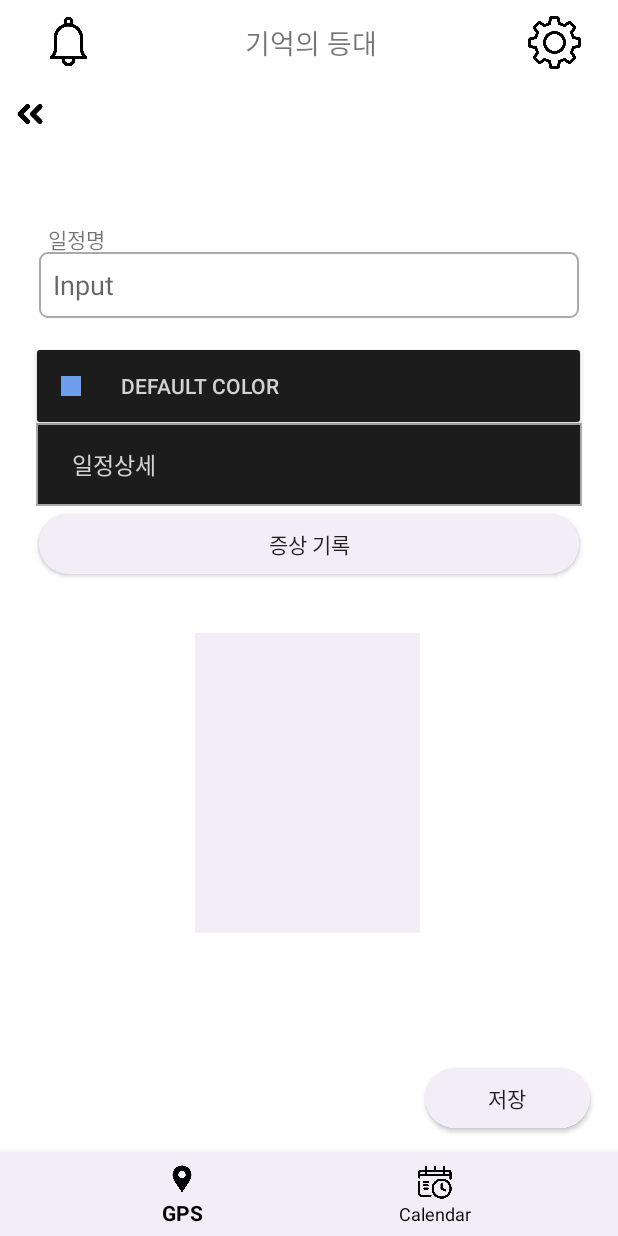
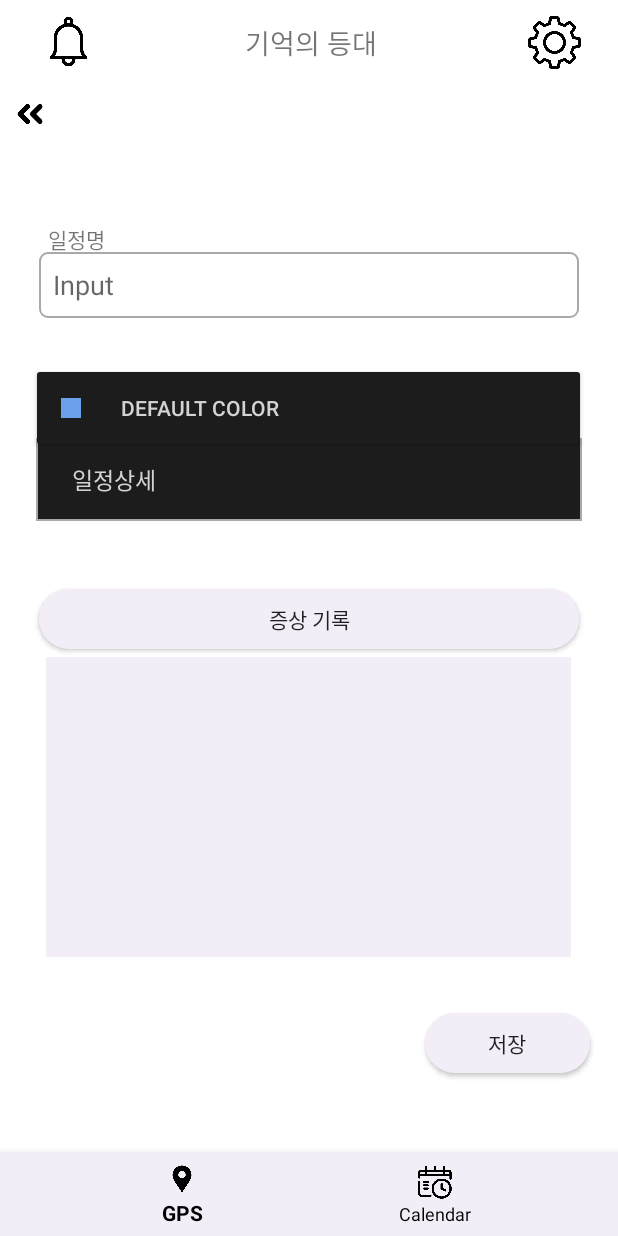
Before and after one commit to Avy012/Care-Assistant, an Android app: the ScheduleActivity screen opened directly, with no data from a screen before it, on a phone screen of 412 x 824 dp. Run offline under Robolectric (Android 15) with nearby library versions, the phone set to English and light mode, and no system bars.

```diff
--- a/Care-Assistant-develop/Care-Assistant-develop/LightHouseOfMemory/app/src/main/java/com/example/lighthouseofmemory/ScheduleActivity.java
+++ b/Care-Assistant-develop/Care-Assistant-develop/LightHouseOfMemory/app/src/main/java/com/example/lighthouseofmemory/ScheduleActivity.java
@@ -90,6 +90,12 @@ public class ScheduleActivity extends AppCompatActivity {
         findViewById(R.id.colorOption3).setOnClickListener(v -> setColorSelection(getResources().getColor(R.color.light_yellow)));
 
         Button symptomButton = findViewById(R.id.Check_symptom);
+
+        // 날짜에 맞는 저장된 증상 불러오기
+        String savedSymptoms = loadSymptomsFromPreferences(selectedDate);
+        symptomTextView.setText(savedSymptoms);
+
+
         symptomButton.setOnClickListener(v -> {
             // 다이얼로그를 생성합니다.
             AlertDialog.Builder builder = new AlertDialog.Builder(ScheduleActivity.this);
@@ -168,6 +174,19 @@ public class ScheduleActivity extends AppCompatActivity {
 
 
     }
+    private void saveSymptomsToPreferences(String selectedDate, String symptoms) {
+        // 증상을 SharedPreferences에 저장
+        getSharedPreferences("SchedulePreferences", MODE_PRIVATE)
+                .edit()
+                .putString(selectedDate + "_symptoms", symptoms)
+                .apply();
+    }
+
+    private String loadSymptomsFromPreferences(String selectedDate) {
+        // SharedPreferences에서 증상 불러오기
+        return getSharedPreferences("SchedulePreferences", MODE_PRIVATE)
+                .getString(selectedDate + "_symptoms", "");
+    }
 
     private void saveSelectedColorToPreferences(String selectedDate) {
         // 선택한 날짜와 색상을 SharedPreferences에 저장합니다.
--- a/Care-Assistant-develop/Care-Assistant-develop/LightHouseOfMemory/app/src/main/res/layout/activity_schedule.xml
+++ b/Care-Assistant-develop/Care-Assistant-develop/LightHouseOfMemory/app/src/main/res/layout/activity_schedule.xml
@@ -139,7 +139,6 @@
         android:background="#FFFFFF"
         android:text="일정명"
         android:textSize="14sp"
-
         app:layout_constraintEnd_toEndOf="parent"
         app:layout_constraintStart_toStartOf="parent"
         app:layout_constraintTop_toBottomOf="@+id/dateTextView"
@@ -149,6 +148,7 @@
         android:layout_width="360dp"
         android:layout_height="44dp"
         android:layout_marginTop="39dp"
+        android:inputType="text"
         android:background="@drawable/rounded_edittext"
         android:hint="  Input"
         app:layout_constraintEnd_toEndOf="parent"
@@ -160,7 +160,7 @@
         android:id="@+id/colorPickerButton"
         android:layout_width="370dp"
         android:layout_height="60dp"
-        android:layout_marginTop="20dp"
+        android:layout_marginTop="40dp"
         android:drawableLeft="@drawable/light_blue"
         android:paddingLeft="20dp"
         android:backgroundTint="@color/gray"
@@ -177,7 +177,8 @@
         android:id="@+id/schedule_detail"
         android:layout_width="364dp"
         android:layout_height="55dp"
-        android:layout_marginTop="70dp"
+        android:layout_marginTop="80dp"
+        android:inputType="text"
         android:background="@drawable/square_edittext"
         android:hint="      일정상세"
         android:textColorHint="@color/white_gray"
@@ -193,10 +194,11 @@
         android:id="@+id/Check_symptom"
         android:layout_width="360dp"
         android:layout_height="40dp"
-        android:layout_marginTop="5dp"
+        android:layout_marginTop="45dp"
         android:background="@drawable/rounded_button"
         android:elevation="40dp"
         android:text="증상 기록"
+        app:layout_constraintVertical_bias="0.5"
         app:layout_constraintEnd_toEndOf="parent"
         app:layout_constraintStart_toStartOf="parent"
         app:layout_constraintTop_toBottomOf="@+id/schedule_detail"
@@ -213,20 +215,22 @@
         app:layout_constraintEnd_toEndOf="parent"
 
         app:layout_constraintHorizontal_bias="0.938"
-        app:layout_constraintStart_toStartOf="parent" />
+        app:layout_constraintStart_toStartOf="parent"
+        app:layout_constraintTop_toBottomOf="@+id/symptomTextView" />
 
     <TextView
         android:id="@+id/symptomTextView"
-        android:layout_width="150dp"
+        android:layout_width="350dp"
         android:layout_height="200dp"
         android:textAlignment="center"
+        android:layout_marginTop="5dp"
         android:background="@color/light_pink"
         app:layout_constraintBottom_toTopOf="@+id/bottomNavigationView"
         app:layout_constraintEnd_toEndOf="parent"
         app:layout_constraintHorizontal_bias="0.496"
         app:layout_constraintStart_toStartOf="parent"
         app:layout_constraintTop_toBottomOf="@+id/Check_symptom"
-        app:layout_constraintVertical_bias="0.211" />
+        app:layout_constraintVertical_bias="0" />
 
 
 </androidx.constraintlayout.widget.ConstraintLayout>
```
Also changed, not shown: Care-Assistant-develop/Care-Assistant-develop/LightHouseOfMemory/app/src/main/java/com/example/lighthouseofmemory/CalendarActivity.java (+79 -18 lines), Care-Assistant-develop/Care-Assistant-develop/LightHouseOfMemory/app/src/main/java/com/example/lighthouseofmemory/CircleDecorator.java (added, +30 -0 lines), Care-Assistant-develop/Care-Assistant-develop/LightHouseOfMemory/app/src/main/java/com/example/lighthouseofmemory/EventDecorator.java (+9 -6 lines), Care-Assistant-develop/Care-Assistant-develop/LightHouseOfMemory/app/src/main/res/layout/activity_calender.xml (+6 -4 lines).
